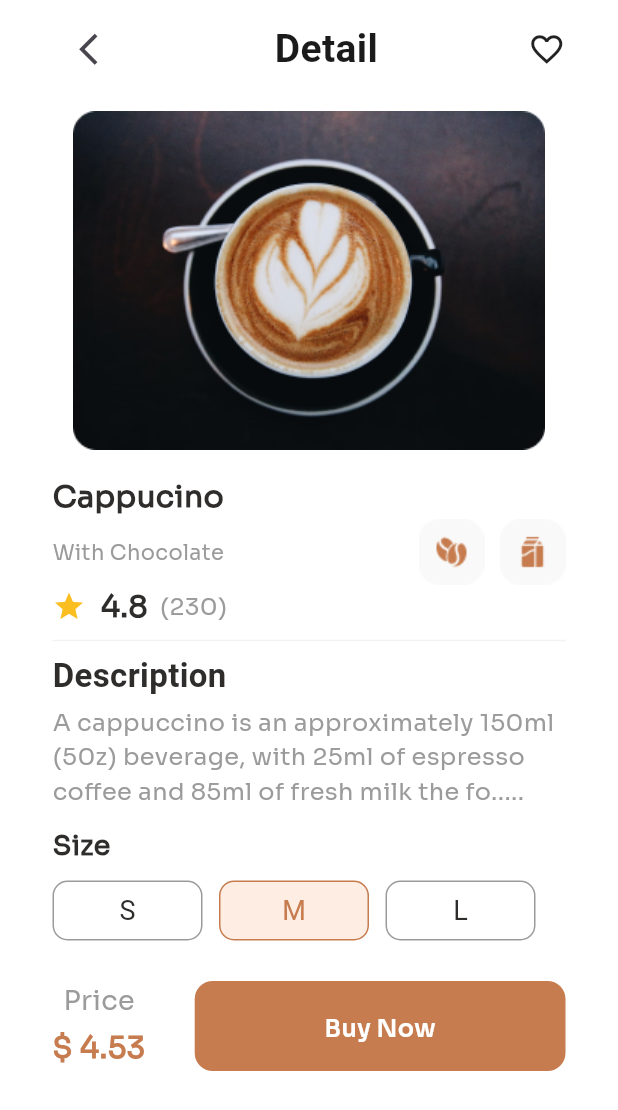
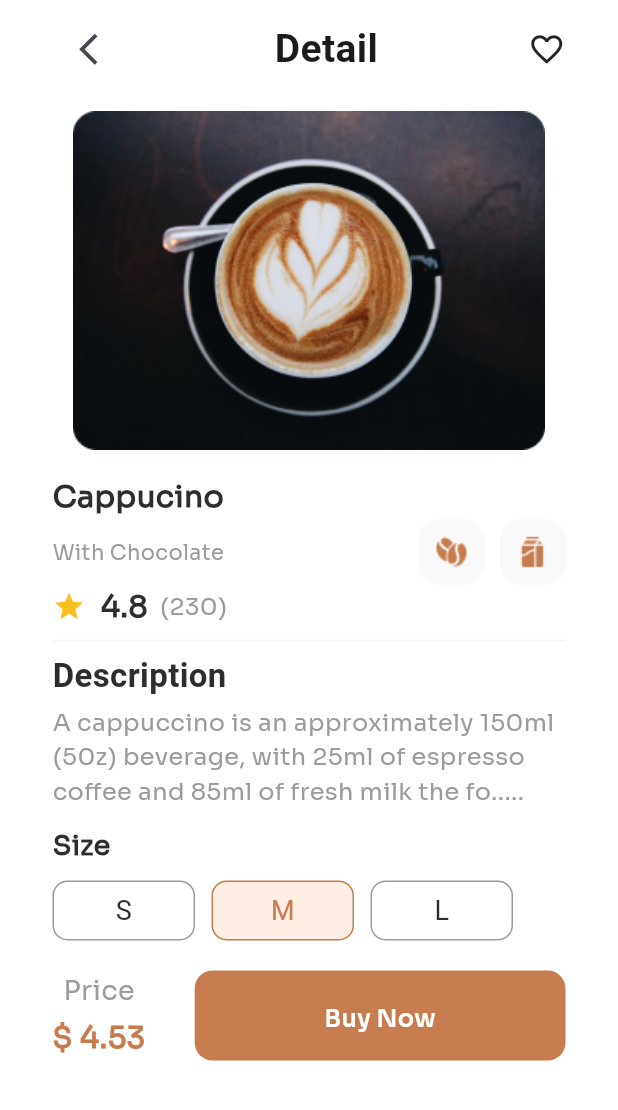
Before and after one commit to soiz11/Mobile-CA2, a Flutter app: the DeatailItem screen opened directly, on a phone screen of 412 x 824 dp. Shown: the top 1110 px of the screen. Run offline on Flutter 3.47's test engine with Material 3 defaults, Android fonts, the phone set to English and light mode, and no system bars.

Commit message:
new update

```diff
--- a/lib/pages/detail_Item.dart
+++ b/lib/pages/detail_Item.dart
@@ -174,7 +174,7 @@ class _DeatailItemState extends State<DeatailItem> {
                 children: [
                   Container(
                     height: 40,
-                    width: 100,
+                    width: 95,
                     decoration: BoxDecoration(
                       color: AppColors.pureWhite,
                       borderRadius: BorderRadius.circular(10),
@@ -195,7 +195,7 @@ class _DeatailItemState extends State<DeatailItem> {
                   ),
                   Container(
                     height: 40,
-                    width: 100,
+                    width: 95,
                     decoration: BoxDecoration(
                       color: AppColors.btnColor,
                       borderRadius: BorderRadius.circular(10),
@@ -216,7 +216,7 @@ class _DeatailItemState extends State<DeatailItem> {
                   ),
                   Container(
                     height: 40,
-                    width: 100,
+                    width: 95,
                     decoration: BoxDecoration(
                       color: AppColors.pureWhite,
                       borderRadius: BorderRadius.circular(10),
@@ -268,6 +268,7 @@ class _DeatailItemState extends State<DeatailItem> {
                     btnText: "Buy Now",
                     widthFactor: 0.6,
                     marginX: 0,
+                    marginY: 5,
                     onTap: () {
                       Navigator.push(
                         context,
--- a/lib/pages/onBoarding.dart
+++ b/lib/pages/onBoarding.dart
@@ -16,7 +16,7 @@ class _OnBoardingState extends State<OnBoarding> {
     return MaterialApp(
       debugShowCheckedModeBanner: false,
       home: Scaffold(
-        backgroundColor: AppColors.backgroundGradient,
+        backgroundColor: AppColors.backgroundBlack,
         body: Column(
           children: [
             Expanded(
```
Also changed, not shown: lib/main.dart (+9 -1 lines).
